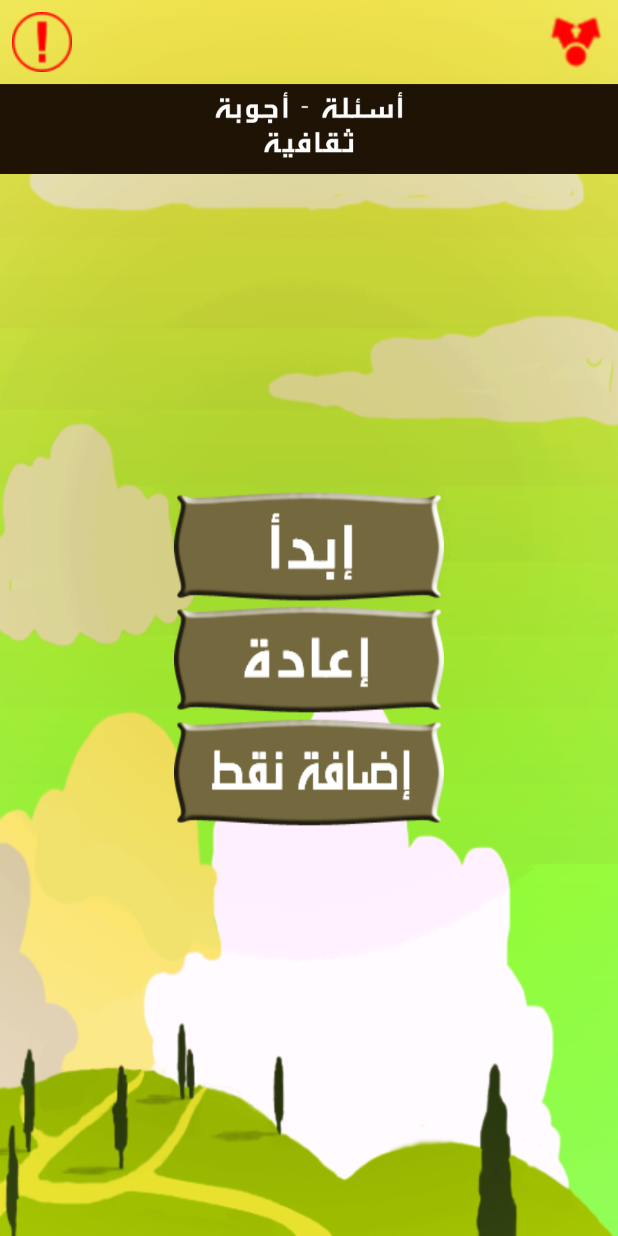
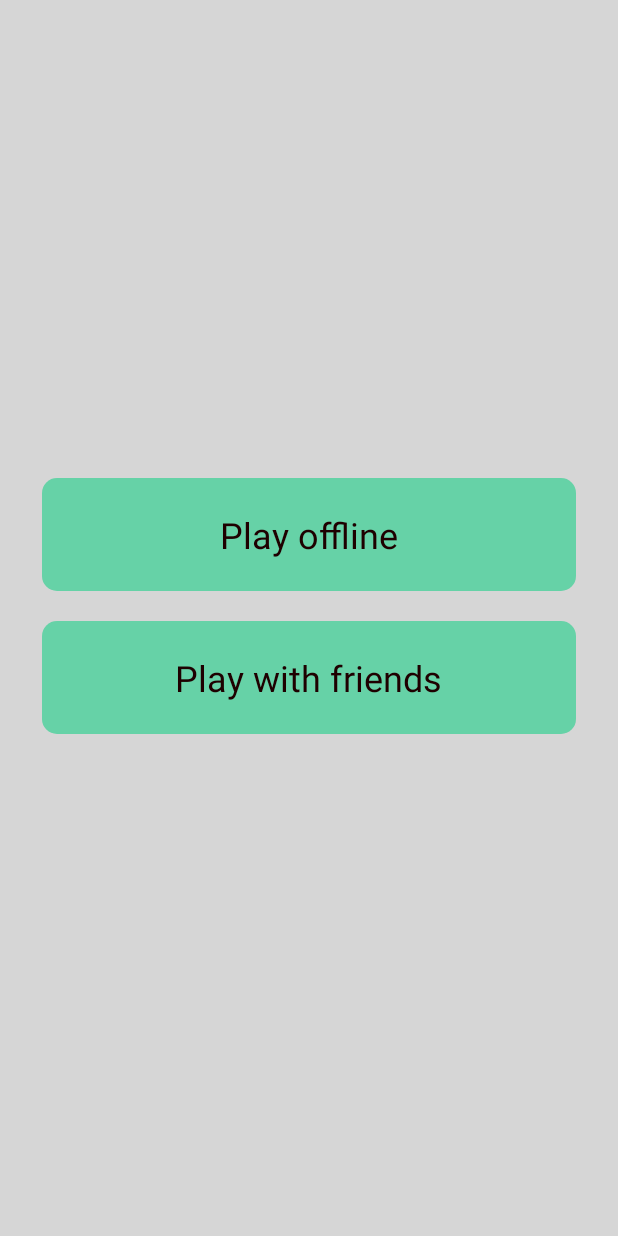
Before and after one commit to BashirAltereh/Challenge, an Android app: the screen it shows after launch (MainActivity), on a phone screen of 412 x 824 dp. Run offline under Robolectric (Android 15) with nearby library versions, the phone set to English and light mode, and no system bars; our stand-ins replace Firebase (no records; nobody signed in at launch, a user with empty details on screens opened directly).

Commit message:
changing design in intro  activity

```diff
--- a/app/build.gradle
+++ b/app/build.gradle
@@ -28,6 +28,8 @@ dependencies {
     implementation 'com.android.support.constraint:constraint-layout:1.1.3'
     implementation 'com.google.firebase:firebase-auth:16.1.0'
     implementation 'com.google.firebase:firebase-messaging:17.3.4'
+    implementation 'com.google.android.gms:play-services-auth:16.0.1'
+
 //    implementation 'com.google.firebase:firebase-auth:16.0.1'
 
     testImplementation 'junit:junit:4.12'
--- a/app/src/main/java/com/is2all/challenges/MainActivity.java
+++ b/app/src/main/java/com/is2all/challenges/MainActivity.java
@@ -1,25 +1,23 @@
 package com.is2all.challenges;
 
-import android.annotation.SuppressLint;
 import android.content.Intent;
 import android.media.MediaPlayer;
 import android.os.Bundle;
-import android.support.annotation.NonNull;
 import android.support.v7.app.AppCompatActivity;
-import android.util.Log;
 import android.view.View;
 import android.view.WindowManager;
 import android.widget.Toast;
 
-import com.google.android.gms.tasks.OnCompleteListener;
-import com.google.android.gms.tasks.Task;
-import com.google.firebase.iid.FirebaseInstanceId;
-import com.google.firebase.iid.InstanceIdResult;
+import com.google.android.gms.common.ConnectionResult;
+import com.google.android.gms.common.GoogleApiAvailability;
+import com.google.firebase.auth.FirebaseAuth;
+import com.google.firebase.auth.FirebaseUser;
 
-public class MainActivity extends AppCompatActivity {
+public class MainActivity extends AppCompatActivity implements View.OnClickListener {
 
     private static final String TAG = "MainActivity";
-
+    private View mVPlayOffline,mVPlayWithFirends;
+    private FirebaseAuth mAuth;
 
     @Override
     protected void onCreate(Bundle savedInstanceState) {
@@ -27,35 +25,36 @@ public class MainActivity extends AppCompatActivity {
         getWindow().setFlags(WindowManager.LayoutParams.FLAG_FULLSCREEN,
                 WindowManager.LayoutParams.FLAG_FULLSCREEN);
         setContentView(R.layout.activity_main);
+        mAuth = FirebaseAuth.getInstance();
+        mVPlayOffline = findViewById(R.id.v_play_offline);
+        mVPlayWithFirends = findViewById(R.id.v_play_with_friends);
+        mVPlayOffline.setOnClickListener(this);
+        mVPlayWithFirends.setOnClickListener(this);
 
-        FirebaseInstanceId.getInstance().getInstanceId()
-                .addOnCompleteListener(new OnCompleteListener<InstanceIdResult>() {
-                    @Override
-                    public void onComplete(@NonNull Task<InstanceIdResult> task) {
-                        if (!task.isSuccessful()) {
-                            Log.w(TAG, "getInstanceId failed", task.getException());
-                            return;
-                        }
-
-                        // Get new Instance ID token
-                        String token = task.getResult().getToken();
-
-                        // Log and toast
-                        @SuppressLint("StringFormatInvalid") String msg = getString(R.string.msg_token_fmt, token);
-                        Log.d(TAG, msg);
-                        Toast.makeText(MainActivity.this, msg, Toast.LENGTH_SHORT).show();
-                    }
-                });
+//        FirebaseInstanceId.getInstance().getInstanceId()
+//                .addOnCompleteListener(new OnCompleteListener<InstanceIdResult>() {
+//                    @Override
+//                    public void onComplete(@NonNull Task<InstanceIdResult> task) {
+//                        if (!task.isSuccessful()) {
+//                            Log.w(TAG, "getInstanceId failed", task.getException());
+//                            return;
+//                        }
+//
+//                        // Get new Instance ID token
+//                        String token = task.getResult().getToken();
+//
+//                        // Log and toast
+//                        @SuppressLint("StringFormatInvalid") String msg = getString(R.string.msg_token_fmt, token);
+//                        Log.d(TAG, msg);
+//                        Toast.makeText(MainActivity.this, msg, Toast.LENGTH_SHORT).show();
+//                    }
+//                });
 
     }
 
-    public void start(View view) {
-        MediaPlayer media1 = MediaPlayer.create(this, R.raw.sound_click);
-        media1.start();
-
-        Intent windows_asila = new Intent(this, windows_asila.class);
-        windows_asila.putExtra("rtn", false);
-        startActivity(windows_asila);
+    @Override
+    protected void onStart() {
+        super.onStart();
     }
 
     public void returen(View view) {
@@ -89,4 +88,56 @@ public class MainActivity extends AppCompatActivity {
         startActivity(Intent.createChooser(myintent, "مشاركة البرنامج"));
     }
 
+
+
+
+
+    private boolean isAnonymous() {
+        FirebaseUser currentUser = mAuth.getCurrentUser();
+        return currentUser == null || currentUser.isAnonymous();
+    }
+
+    private boolean arePlayServicesOk() {
+        final GoogleApiAvailability googleAPI = GoogleApiAvailability.getInstance();
+        final int resultCode = googleAPI.isGooglePlayServicesAvailable(this);
+
+        if (resultCode != ConnectionResult.SUCCESS) {
+            if (googleAPI.isUserResolvableError(resultCode)) {
+                googleAPI.getErrorDialog(this, resultCode, 5000).show();
+            }
+            return false;
+        }
+
+        return true;
+    }
+
+    @Override
+    public void onClick(View v) {
+        int id = v.getId();
+        switch (id){
+            case R.id.v_play_offline:
+                MediaPlayer media1 = MediaPlayer.create(this, R.raw.sound_click);
+                media1.start();
+
+                Intent windows_asila = new Intent(this, windows_asila.class);
+                windows_asila.putExtra("rtn", false);
+                startActivity(windows_asila);
+                break;
+
+            case R.id.v_play_with_friends:
+                if (!arePlayServicesOk()) {
+                    Toast.makeText(this,"arePlayServices not Ok",Toast.LENGTH_SHORT).show();
+                    return;
+                }
+                if(isAnonymous()){
+                    Toast.makeText(this,"Anonymous",Toast.LENGTH_SHORT).show();
+                }
+                else{
+                    Toast.makeText(this,"Ok",Toast.LENGTH_SHORT).show();
+
+                }
+
+                break;
+        }
+    }
 }
--- /dev/null
+++ b/app/src/main/res/drawable/menu_background.xml
@@ -0,0 +1,20 @@
+<?xml version="1.0" encoding="utf-8"?>
+<selector xmlns:android="http://schemas.android.com/apk/res/android">
+    <item android:state_pressed="true">
+        <shape
+
+            >
+            <solid android:color="#c6008577" />
+            <corners android:radius="10dp" />
+        </shape>
+
+    </item>
+
+    <item>
+        <shape>
+            <solid android:color="#c143d198" />
+            <corners android:radius="10dp" />
+        </shape>
+
+    </item>
+</selector>
--- a/app/src/main/res/layout/activity_main.xml
+++ b/app/src/main/res/layout/activity_main.xml
@@ -5,84 +5,114 @@
     xmlns:ads="http://schemas.android.com/apk/res-auto"
     android:layout_width="match_parent"
     android:layout_height="match_parent"
-    android:background="@drawable/backrand_a"
+    android:background="@color/light_gray"
     tools:context="com.is2all.challenges.windows_asila">
 
 
 
-    <Button
-        android:id="@+id/button10"
-        android:layout_width="0dp"
-        android:layout_height="60dp"
-        android:layout_marginTop="8dp"
-        android:layout_weight="1"
-        android:background="@drawable/logo_a"
-        app:layout_constraintHorizontal_bias="0.507"
-        app:layout_constraintLeft_toLeftOf="parent"
-        app:layout_constraintRight_toRightOf="parent"
-        app:layout_constraintTop_toBottomOf="@+id/button19" />
+    <!--<Button-->
+        <!--android:id="@+id/button10"-->
+        <!--android:layout_width="0dp"-->
+        <!--android:layout_height="60dp"-->
+        <!--android:layout_marginTop="8dp"-->
+        <!--android:layout_weight="1"-->
+        <!--android:background="@drawable/logo_a"-->
+        <!--app:layout_constraintHorizontal_bias="0.507"-->
+        <!--app:layout_constraintLeft_toLeftOf="parent"-->
+        <!--app:layout_constraintRight_toRightOf="parent"-->
+        <!--app:layout_constraintTop_toBottomOf="@+id/button19" />-->
 
     <LinearLayout
         android:id="@+id/linearLayout"
-        android:layout_width="180dp"
+        android:layout_width="match_parent"
         android:layout_height="225dp"
-        android:layout_marginBottom="69dp"
-        android:layout_marginEnd="8dp"
-        android:layout_marginLeft="8dp"
-        android:layout_marginRight="8dp"
-        android:layout_marginStart="8dp"
-        android:layout_marginTop="8dp"
+        android:layout_marginEnd="18dp"
+        android:layout_marginLeft="18dp"
+        android:layout_marginRight="18dp"
+        android:layout_marginStart="18dp"
+        android:layout_marginTop="18dp"
         android:orientation="vertical"
         android:weightSum="1"
         app:layout_constraintBottom_toBottomOf="parent"
         app:layout_constraintLeft_toLeftOf="parent"
         app:layout_constraintRight_toRightOf="parent"
-        app:layout_constraintTop_toBottomOf="@+id/button10">
+        app:layout_constraintTop_toTopOf="parent">
 
-        <Button
-            android:id="@+id/button12"
-            android:layout_width="180dp"
+        <FrameLayout
+            android:id="@+id/v_play_offline"
+            android:layout_width="match_parent"
             android:layout_height="75dp"
-            android:background="@drawable/change_btn_start"
-            android:onClick="start" />
+            android:background="@drawable/menu_background"
+            android:layout_margin="10dp"
+            >
+            <TextView
+                android:layout_width="wrap_content"
+                android:layout_height="wrap_content"
+                android:layout_gravity="center"
+                android:text="Play offline"
+                android:textSize="24sp"
+                android:textColor="#1e0000"
+                />
 
-        <Button
-            android:id="@+id/button13"
-            android:layout_width="180dp"
+        </FrameLayout>
+
+        <FrameLayout
+            android:id="@+id/v_play_with_friends"
+            android:layout_width="match_parent"
             android:layout_height="75dp"
-            android:background="@drawable/change_btn_returne"
-            android:onClick="returen"
-            android:textAlignment="center" />
+            android:layout_margin="10dp"
+            android:background="@drawable/menu_background"
 
-        <Button
-            android:id="@+id/button14"
-            android:layout_width="180dp"
-            android:layout_height="75dp"
-            android:background="@drawable/change_start_addpoint"
-            android:onClick="addpoint" />
+            >
+            <TextView
+                android:layout_width="wrap_content"
+                android:layout_height="wrap_content"
+                android:layout_gravity="center"
+                android:text="Play with friends"
+                android:textSize="24sp"
+                android:textColor="#1e0000"
+                />
+
+        </FrameLayout>
+
+
+        <!--<Button-->
+            <!--android:id="@+id/button13"-->
+            <!--android:layout_width="180dp"-->
+            <!--android:layout_height="75dp"-->
+            <!--android:background="@drawable/change_btn_returne"-->
+            <!--android:onClick="returen"-->
+            <!--android:textAlignment="center" />-->
+
+        <!--<Button-->
+            <!--android:id="@+id/button14"-->
+            <!--android:layout_width="180dp"-->
+            <!--android:layout_height="75dp"-->
+            <!--android:background="@drawable/change_start_addpoint"-->
+            <!--android:onClick="addpoint" />-->
     </LinearLayout>
 
-    <Button
-        android:id="@+id/button19"
-        android:layout_width="40dp"
-        android:layout_height="40dp"
-        android:layout_marginLeft="8dp"
-        android:layout_marginStart="8dp"
-        android:layout_marginTop="8dp"
-        android:background="@drawable/about_menu"
-        app:layout_constraintLeft_toLeftOf="parent"
-        app:layout_constraintTop_toTopOf="parent" />
+    <!--<Button-->
+        <!--android:id="@+id/button19"-->
+        <!--android:layout_width="40dp"-->
+        <!--android:layout_height="40dp"-->
+        <!--android:layout_marginLeft="8dp"-->
+        <!--android:layout_marginStart="8dp"-->
+        <!--android:layout_marginTop="8dp"-->
+        <!--android:background="@drawable/about_menu"-->
+        <!--app:layout_constraintLeft_toLeftOf="parent"-->
+        <!--app:layout_constraintTop_toTopOf="parent" />-->
 
-    <Button
-        android:id="@+id/button20"
-        android:layout_width="40dp"
-        android:layout_height="40dp"
-        android:layout_marginEnd="8dp"
-        android:layout_marginRight="8dp"
-        android:layout_marginTop="8dp"
-        android:background="@drawable/share_menu"
-        android:onClick="Share"
-        app:layout_constraintRight_toRightOf="parent"
-        app:layout_constraintTop_toTopOf="parent" />
+    <!--<Button-->
+        <!--android:id="@+id/button20"-->
+        <!--android:layout_width="40dp"-->
+        <!--android:layout_height="40dp"-->
+        <!--android:layout_marginEnd="8dp"-->
+        <!--android:layout_marginRight="8dp"-->
+        <!--android:layout_marginTop="8dp"-->
+        <!--android:background="@drawable/share_menu"-->
+        <!--android:onClick="Share"-->
+        <!--app:layout_constraintRight_toRightOf="parent"-->
+        <!--app:layout_constraintTop_toTopOf="parent" />-->
 
 </android.support.constraint.ConstraintLayout>
--- a/app/src/main/res/layout/activity_windows_asila.xml
+++ b/app/src/main/res/layout/activity_windows_asila.xml
@@ -5,7 +5,7 @@
     android:layout_width="match_parent"
     android:layout_height="match_parent"
     android:orientation="vertical"
-    android:background="#d6d6d6"
+    android:background="@color/light_gray"
     android:weightSum="1">
 
     <android.support.constraint.ConstraintLayout
--- a/app/src/main/res/values/colors.xml
+++ b/app/src/main/res/values/colors.xml
@@ -5,4 +5,5 @@
     <color name="colorAccent">#D81B60</color>
     <color name="red">#f70000</color>
     <color name="black">#000000</color>
+    <color name="light_gray">#d6d6d6</color>
 </resources>
```
Also changed, not shown: app/src/main/AndroidManifest.xml (+7 -3 lines), gradle/wrapper/gradle-wrapper.properties.
